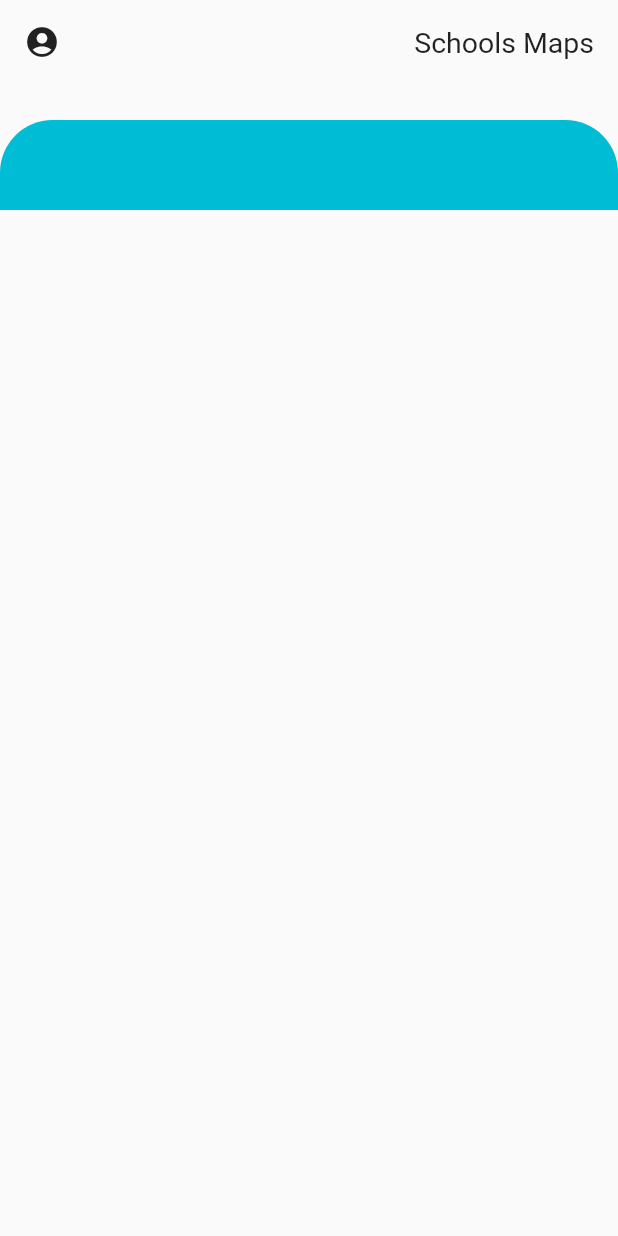
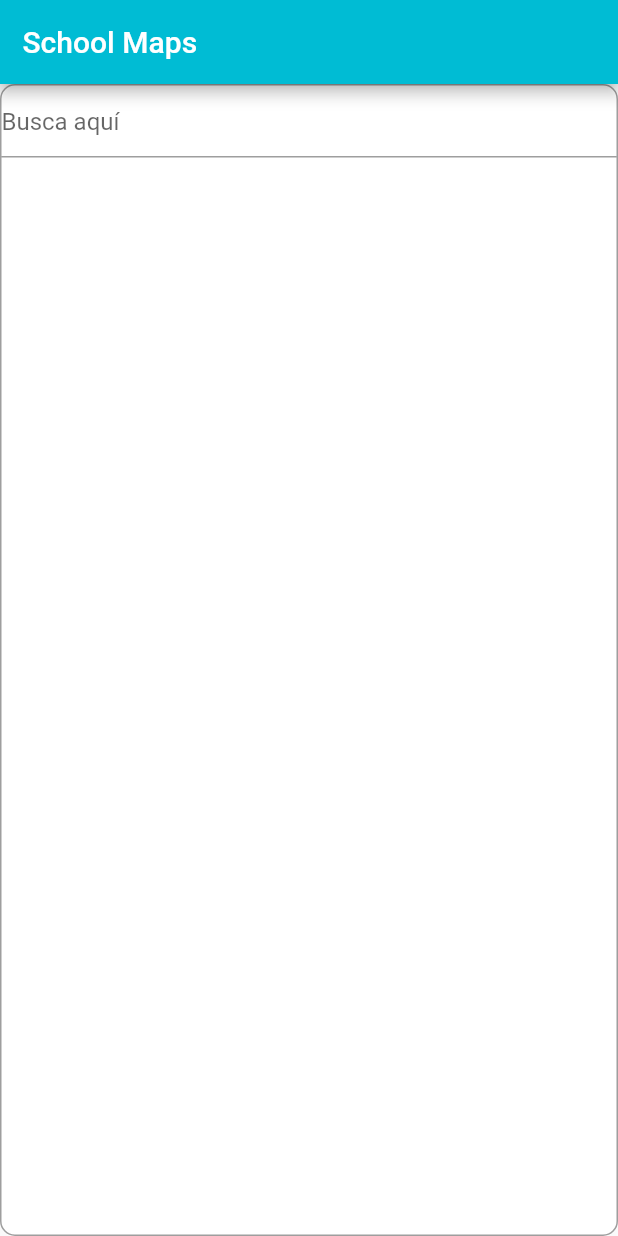
Before and after one commit to MauryBenavidez/School-maps, a Flutter app: the screen it shows after launch, on a phone screen of 412 x 824 dp. Run offline on Flutter 3.47's test engine with Material 2 defaults, Android fonts, the phone set to English and light mode, and no system bars.

Commit message:
diseñando barra de búsqueda
diseño

```diff
--- a/lib/views/inicio.dart
+++ b/lib/views/inicio.dart
@@ -1,118 +1,81 @@
-import 'dart:html';
+
+import 'dart:developer';
 
 import 'package:flutter/material.dart';
 
+class Inicio extends StatelessWidget {
 
-
-class Inicio extends StatelessWidget {
   static String id = 'inicio';
   @override
   Widget build(BuildContext context) {
+
+
     return Scaffold(
-         body: SafeArea(
-          child: _bodyPage(context),
+      appBar: AppBar(
+        backgroundColor: Colors.cyan,
+        titleSpacing:15,
+        title: Text('School Maps'),
+
+
+
+      ),
+
+      body: Container(
+        decoration: new BoxDecoration(
+                         border: Border.all (color: Colors.grey, width: 1.0), // Una capa de borde gris
+            color: Colors.white,
+            borderRadius: BorderRadius.all( Radius.circular(10.0)),
+          ),
+
+        child: Column(
+
+          children: <Widget>[
+            TextField(
+              decoration: InputDecoration(hintText: "Busca aquí"),
+
+
+
+
+            ),
+
+          ],
+
         ),
+
+      ),
+
+
     );
   }
 
-  Widget _bodyPage(BuildContext context) {
-    return Column(
-      mainAxisAlignment: MainAxisAlignment.spaceBetween,
-      mainAxisSize: MainAxisSize.max,
-      children: [
-       Padding(
-         padding: EdgeInsets.only(
-           top: 16.0,
-           left: 16.0,
-           right: 16.0,
-           ),
-           child: _appBar(),
-           ),
-           _body(),
-
-       ],
-    );
-  }
-
-
-  Widget _appBar() {
-    return Row(
-      mainAxisAlignment: MainAxisAlignment.spaceBetween,
-      children: [
-        GestureDetector(
-          child: Icon(Icons.account_circle),
-
-          onTap: (){
-            print('Hola');
-          },
-        ),
-
-        Column(
-          mainAxisSize: MainAxisSize.max,
-          children: [
-
-            Row(
-              children: [
-                Text(
-                  'Schools ',
-                  style: TextStyle(
-                    fontSize: 19.0,
-                  )
-                  ),
-                Text(
-                  'Maps',
-                  style: TextStyle(
-                    fontSize: 19.0,
-
-                  )
-
-                  ),
-              ],
+  Widget app(BuildContext context){
+    return Scaffold(
+      body: Center(
+        child: Column(
+          mainAxisAlignment: MainAxisAlignment.center,
+          children: <Widget>[
+            Text(
+              '$Counter',
+              style: Theme.of(context).textTheme.bodyText1,
             )
 
           ],
-        )
-      ],
+        ),
+      ),
+      floatingActionButton: new FloatingActionButton(
+
+        child: Icon(Icons.account_circle),
+      ),
+
     );
+
+
   }
 
 
 
-}
 
 
-Widget _body() {
-  final double _borderValue =35.0;
-  return Expanded(
-    child: ListView(
-      padding: EdgeInsets.only(top: 40.0),
-      shrinkWrap: true,
-      children: [
-        Container(
-          height: 60.0,
-          decoration: BoxDecoration(
-            color: Colors.cyan,
-          borderRadius: BorderRadius.only(
-            topLeft: Radius.circular(_borderValue),
-            topRight: Radius.circular(_borderValue),
-          )
-          ),
-          child: Column(
-            mainAxisSize: MainAxisSize.max,
 
-            children: [
-              Padding(padding: EdgeInsets.only(
-                top: 40.0,
-                left: 40.0,
-                right: 30.0,
-              )
 
-              ),
-
-            ],
-          ),
-        )
-      ],
-    ),
-    );
 }
```
